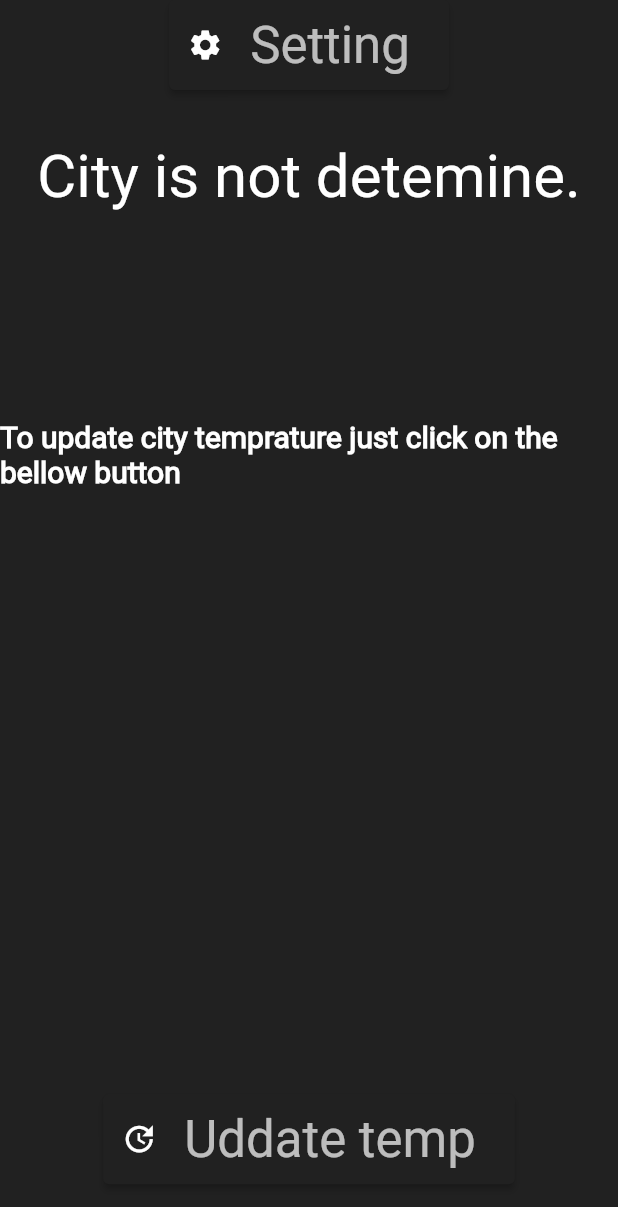
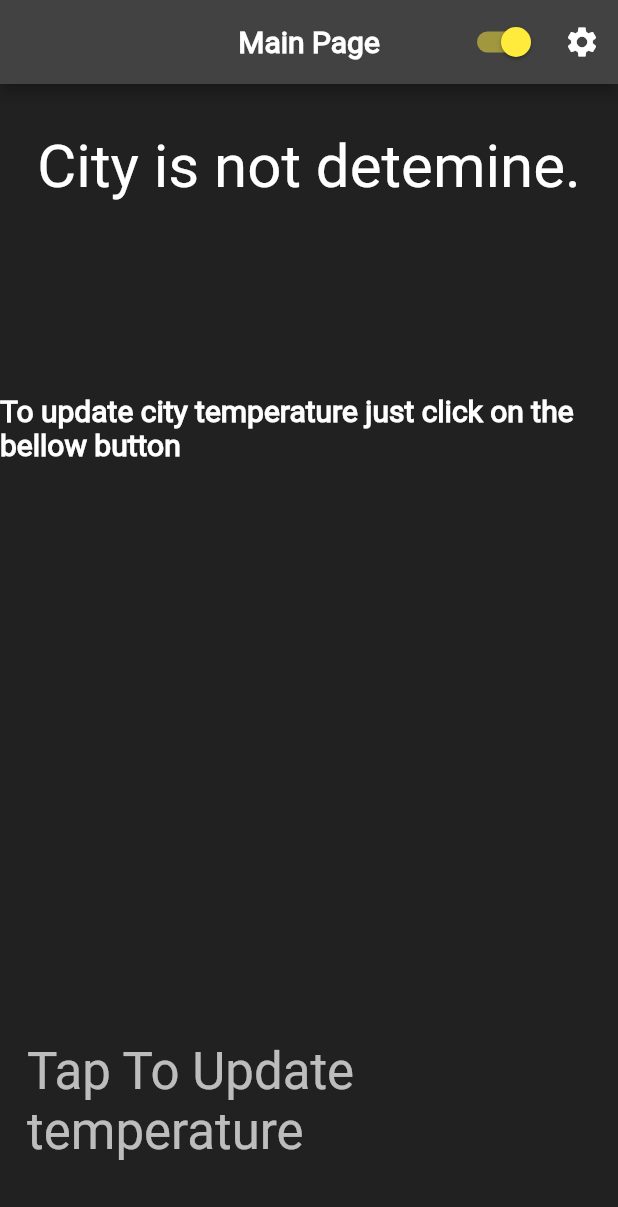
Before and after one commit to b3hzadsh/weather-clean, a Flutter app: the screen it shows after launch, on a phone screen of 412 x 824 dp. Shown: the top 1207 px of the screen. Run offline on Flutter 3.47's test engine with Material 2 defaults, Android fonts, the phone set to English and light mode, and no system bars; our stand-ins replace dartz, equatable, flutter_bloc, flutter_svg, geolocator, get_it and 2 more.

Commit message:
add di fix clear at night weather

```diff
--- a/lib/features/setting/data/repositories/city_repo_impl.dart
+++ b/lib/features/setting/data/repositories/city_repo_impl.dart
@@ -9,14 +9,16 @@ import '../../../../core/error/exceptions.dart';
 import '../../domain/repositories/city_repo.dart';
 
 class CityRepoImpl implements CityRepo {
-  CityLocalDataSourceImpl cityLocalDataSourceImpl = CityLocalDataSourceImpl();
+  final CityLocalDataSource cityLocalDataSource;
+
+  CityRepoImpl({required this.cityLocalDataSource});
 
   @override
   Future<Either<Failure, bool>> setCityInDatasource({
     CityGeoModel? cityGeoModel,
   }) async {
     try {
-      final success = await cityLocalDataSourceImpl.cacheCity(cityGeoModel);
+      final success = await cityLocalDataSource.cacheCity(cityGeoModel);
       return right(success);
     } on CacheException catch (_) {
       return left(CacheFailure());
--- a/lib/features/setting/domain/usecases/set_city_gps_usecase.dart
+++ b/lib/features/setting/domain/usecases/set_city_gps_usecase.dart
@@ -2,10 +2,12 @@ import 'package:dartz/dartz.dart';
 
 import '../../../../core/error/failure.dart';
 import '../../../../core/usecase/usecase.dart';
-import '../../data/repositories/city_repo_impl.dart';
+import '../repositories/city_repo.dart';
 
 class SetCityByGPSUsecase implements UseCase<bool, NoParams> {
-  CityRepoImpl repo = CityRepoImpl();
+  final CityRepo repo;
+
+  SetCityByGPSUsecase({required this.repo});
   @override
   Future<Either<Failure, bool>> call(params) async {
     return repo.setCityInDatasource();
--- a/lib/features/setting/domain/usecases/set_city_manualy.dart
+++ b/lib/features/setting/domain/usecases/set_city_manualy.dart
@@ -3,10 +3,12 @@ import 'package:test_gradle_files/features/setting/data/models/city_geo_model.da
 
 import '../../../../core/error/failure.dart';
 import '../../../../core/usecase/usecase.dart';
-import '../../data/repositories/city_repo_impl.dart';
+import '../repositories/city_repo.dart';
 
 class SetCityManualyUsecase implements UseCase<bool, CityGeoModel> {
-  CityRepoImpl repo = CityRepoImpl();
+  final CityRepo repo;
+
+  SetCityManualyUsecase({required this.repo});
   @override
   Future<Either<Failure, bool>> call(params) async {
     return repo.setCityInDatasource(cityGeoModel: params);
--- a/lib/features/weather/domain/usecase/get_city_usecase.dart
+++ b/lib/features/weather/domain/usecase/get_city_usecase.dart
@@ -3,10 +3,12 @@ import 'package:test_gradle_files/features/setting/data/models/city_model.dart';
 
 import '../../../../core/error/failure.dart';
 import '../../../../core/usecase/usecase.dart';
-import '../../data/repository/wheather_repo_impl.dart';
+import '../repository/weather_repo.dart';
 
 class GetCityUsecase implements UseCase<CityModel, NoParams> {
-  WeatherRepoImpl repo = WeatherRepoImpl();
+  final WeatherRepo repo;
+
+  GetCityUsecase({required this.repo});
   @override
   Future<Either<Failure, CityModel>> call(params) async {
     return repo.getCityFromDataSource();
--- a/lib/features/weather/domain/usecase/weather_usecase.dart
+++ b/lib/features/weather/domain/usecase/weather_usecase.dart
@@ -2,12 +2,14 @@ import 'package:equatable/equatable.dart';
 import 'package:test_gradle_files/core/error/failure.dart';
 import 'package:dartz/dartz.dart';
 import 'package:test_gradle_files/core/usecase/usecase.dart';
-import 'package:test_gradle_files/features/weather/data/repository/wheather_repo_impl.dart';
 
 import '../entities/city_temp_entity.dart';
+import '../repository/weather_repo.dart';
 
 class WaetherUsecase extends UseCase<WeatherEntity, Params> {
-  WeatherRepoImpl repo = WeatherRepoImpl();
+  final WeatherRepo repo;
+
+  WaetherUsecase({required this.repo});
   @override
   Future<Either<Failure, WeatherEntity>> call(Params params) async {
     return repo.getWeatherFromDataSource(params.cityId, params.cityName);
--- a/lib/features/weather/presentation/pages/home_page/cubit/get_temp_cubit.dart
+++ b/lib/features/weather/presentation/pages/home_page/cubit/get_temp_cubit.dart
@@ -14,20 +14,36 @@ const serverFailureMessage = 'Ups, API Error. please try again!';
 const cacheFailureMessage = 'Ups, chache failed. Please try again!';
 
 class GetTempCubit extends Cubit<GetTempState> {
-  GetTempCubit() : super(GetTempInitial());
-  final WaetherUsecase _weatherUsecase = WaetherUsecase();
-  final GetCityUsecase _getCityUsecase = GetCityUsecase();
+  GetTempCubit({
+    required this.weatherUsecase,
+    required this.getCityUsecase,
+  }) : super(GetTempInitial());
+  final WaetherUsecase weatherUsecase;
+  final GetCityUsecase getCityUsecase;
+
+  void setMainCity() async {
+    final failureOrCity = await getCityUsecase(NoParams());
+    failureOrCity.fold(
+      (failure) {
+        emit(GetTempInitial());
+      },
+      (cityModel) async {
+        final String cityName = cityModel.cityName;
+        emit(MainCityState(cityName));
+      },
+    );
+  }
 
   void updateWeather() async {
     emit(LoadingState());
     //* check for how the last city saved
-    final failureOrCity = await _getCityUsecase(NoParams());
+    final failureOrCity = await getCityUsecase(NoParams());
     failureOrCity.fold(
       (failure) {
         emit(ShowErrorState(_mapFaliureToMessage(failure)));
       },
       (cityModel) async {
-        final failureOrCte = await _weatherUsecase(
+        final failureOrCte = await weatherUsecase(
           Params(
             cityId: cityModel.cityId,
             cityName: cityModel.cityName,
--- a/lib/features/weather/presentation/pages/home_page/cubit/get_temp_state.dart
+++ b/lib/features/weather/presentation/pages/home_page/cubit/get_temp_state.dart
@@ -9,6 +9,13 @@ abstract class GetTempState extends Equatable {
 
 class GetTempInitial extends GetTempState {} // press to update temp
 
+class MainCityState extends GetTempState {
+  final String cityName;
+
+  const MainCityState(this.cityName);
+  List<Object> get props => [cityName];
+} // press to update temp
+
 class LoadingState extends GetTempState {} // indicator
 
 class ShowTempState extends GetTempState {
@@ -16,7 +23,8 @@ class ShowTempState extends GetTempState {
 
   const ShowTempState(this.cityTempEntity);
   @override
-  List<Object> get props => [cityTempEntity , cityTempEntity.cityName , cityTempEntity.temprature];
+  List<Object> get props =>
+      [cityTempEntity, cityTempEntity.cityName, cityTempEntity.temprature];
 }
 
 class ShowErrorState extends GetTempState {
--- a/lib/features/weather/presentation/pages/home_page/home_page.dart
+++ b/lib/features/weather/presentation/pages/home_page/home_page.dart
@@ -1,15 +1,30 @@
 // ignore_for_file: prefer_const_constructors
 
+import '../../../../../injection_container.dart';
 import 'cubit/get_temp_cubit.dart';
 import 'package:flutter/material.dart';
 import 'package:flutter_svg/flutter_svg.dart';
 import 'package:flutter_bloc/flutter_bloc.dart';
 
+import 'widgets/app_bar.dart';
+
 const String pushButtonForUpdate =
-    'To update city temprature just click on the bellow button';
+    'To update city temperature just click on the bellow button';
 const String errorMessage = 'some thing is wrong';
-const String updateButtonLable = 'Uddate temp';
+const String updateButtonLable = 'Tap To Update temperature';
 const String settingButtonLable = 'Setting';
+
+class HomePageWrapperProvider extends StatelessWidget {
+  const HomePageWrapperProvider({super.key});
+
+  @override
+  Widget build(BuildContext context) {
+    return BlocProvider<GetTempCubit>(
+      create: (context) => sl<GetTempCubit>(),
+      child: HomePage(),
+    );
+  }
+}
 
 class HomePage extends StatelessWidget {
   /// IN this page we will show to user, name of choosen city
@@ -24,28 +39,29 @@ class HomePage extends StatelessWidget {
   @override
   Widget build(BuildContext context) {
     final themeData = Theme.of(context);
+    // if(context.read<GetTempCubit>().state is GetTempInitial){
+    //   context.read<GetTempCubit>().setMainCity();
+    // }
     return Scaffold(
-      // appBar: MyAppBar(),
+      appBar: MyAppBar(
+        title: 'Main Page',
+        actions: [
+          IconButton(
+            onPressed: () =>
+                Navigator.of(context).pushNamed('/screens/setting'),
+            icon: Icon(
+              Icons.settings,
+              color: themeData.primaryIconTheme.color,
+            ),
+          )
+        ],
+      ),
       body: SafeArea(
         child: Center(
           child: Column(
             mainAxisAlignment: MainAxisAlignment.start,
             crossAxisAlignment: CrossAxisAlignment.center,
             children: <Widget>[
-              ElevatedButton.icon(
-                onPressed: () => Navigator.of(context).pushNamed('/screens/setting') ,
-                icon: Icon(
-                  Icons.settings,
-                  color: themeData.primaryIconTheme.color,
-                ),
-                label: Padding(
-                  padding: const EdgeInsets.all(10.0),
-                  child: Text(
-                    settingButtonLable,
-                    style: themeData.textTheme.headlineMedium,
-                  ),
-                ),
-              ),
               Expanded(flex: 1, child: SizedBox()),
               BlocBuilder<GetTempCubit, GetTempState>(
                 builder: (context, state) {
@@ -57,6 +73,11 @@ class HomePage extends StatelessWidget {
                   } else if (state is LoadingState) {
                     return CircularProgressIndicator(
                       color: themeData.indicatorColor,
+                    );
+                  } else if (state is MainCityState) {
+                    return Text(
+                      state.cityName,
+                      style: themeData.textTheme.bodySmall,
                     );
                   } else if (state is ShowTempState) {
                     return Text(
@@ -153,13 +174,13 @@ class HomePage extends StatelessWidget {
                 ),
               ),
               Expanded(flex: 1, child: SizedBox()),
-              ElevatedButton.icon(
+              TextButton(
                 onPressed: () => updateTheTemp(context),
-                icon: Icon(
-                  Icons.update,
-                  color: themeData.primaryIconTheme.color,
-                ),
-                label: Padding(
+                // icon: Icon(
+                //   Icons.update,
+                //   color: themeData.primaryIconTheme.color,
+                // ),
+                child: Padding(
                   padding: const EdgeInsets.all(10.0),
                   child: Text(
                     updateButtonLable,
```
Also changed, not shown: lib/core/servises/weather_service.dart (+5 -2 lines), lib/features/setting/data/datasources/city_local_datacource.dart (+20 -12 lines), lib/features/setting/presentation/bloc/cubit/setting_cubit.dart (+10 -5 lines), lib/features/setting/presentation/pages/setting_page.dart (+29 -9 lines), lib/features/setting/presentation/widgets/search_bar.dart (+10 -3 lines), lib/features/weather/data/datasource/local_datasource.dart (+9 -3 lines), lib/features/weather/data/datasource/remote_datasource.dart (+7 -2 lines), lib/features/weather/data/repository/wheather_repo_impl.dart (+10 -7 lines), lib/injection_container.dart (added, +93 -0 lines), lib/main.dart (+6 -19 lines), assets/images/weather_types/51d.svg (added).
